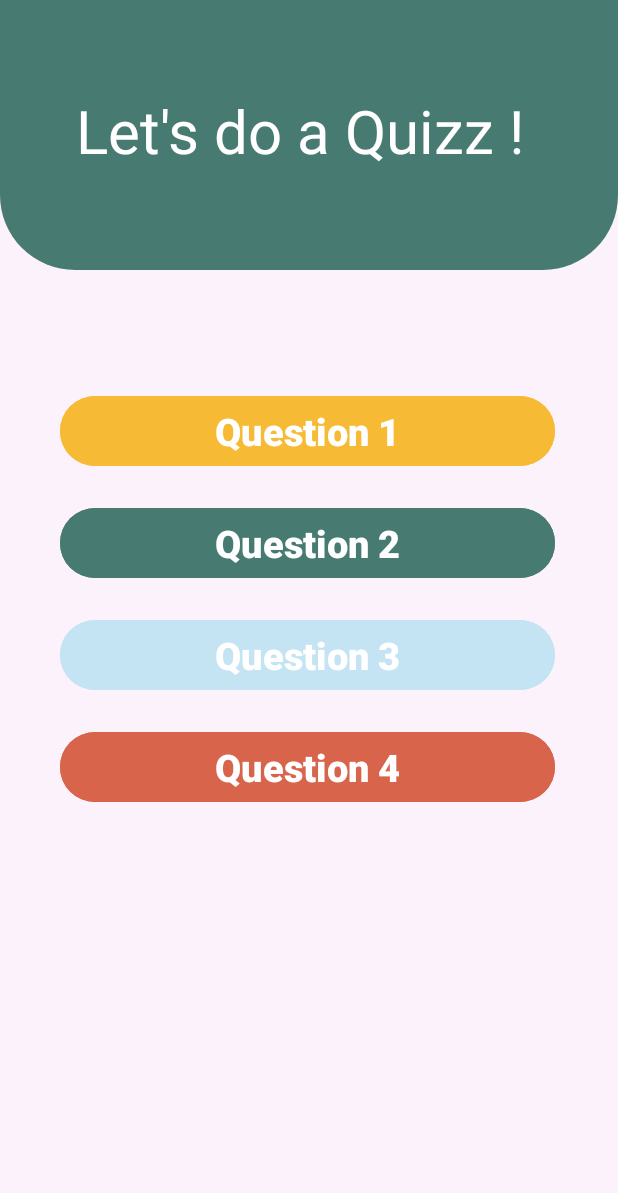
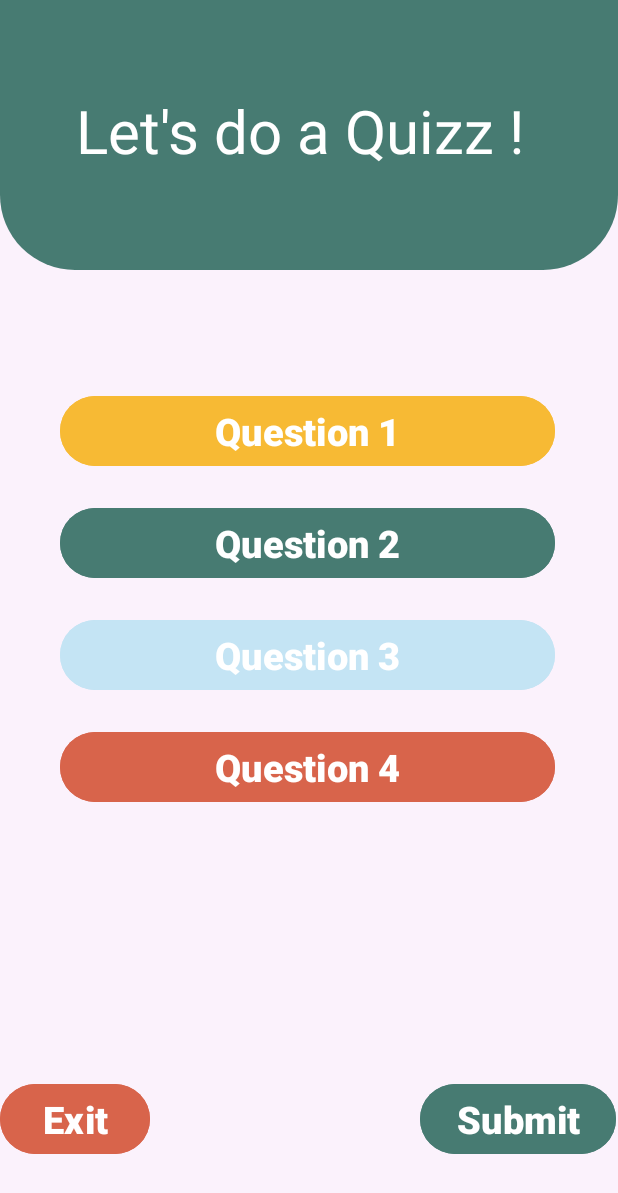
Before and after one commit to sidd5142/Vision_AR, an Android app: the MCQ screen opened directly, with no data from a screen before it, on a phone screen of 412 x 824 dp. Shown: the top 1193 px of the screen. Run offline under Robolectric (Android 15) with nearby library versions, the phone set to English and light mode, and no system bars.

Commit message:
Initial Commit

```diff
--- a/app/src/main/AndroidManifest.xml
+++ b/app/src/main/AndroidManifest.xml
@@ -20,6 +20,7 @@
         android:supportsRtl="true"
         android:theme="@style/Theme.NSUT"
         tools:targetApi="31">
+
         <activity
             android:name=".models.Carousel"
             android:exported="false" />
--- a/app/src/main/res/layout/activity_homepage.xml
+++ b/app/src/main/res/layout/activity_homepage.xml
@@ -136,7 +136,7 @@
             android:layout_height="wrap_content"
             android:text="Education"
             android:textSize="18dp"
-            android:layout_marginRight="28dp"
+            android:layout_marginRight="24dp"
             android:layout_marginLeft="25dp"
             />
         <TextView
@@ -144,14 +144,14 @@
             android:layout_height="wrap_content"
             android:text="Kidney"
             android:textSize="18dp"
-            android:layout_marginRight="38dp"
+            android:layout_marginRight="28dp"
             />
         <TextView
             android:layout_width="wrap_content"
             android:layout_height="wrap_content"
             android:text="Synthesis"
             android:textSize="18dp"
-            android:layout_marginRight="35dp"
+            android:layout_marginRight="30dp"
             />
         <TextView
             android:layout_width="wrap_content"
--- a/app/src/main/res/layout/activity_mcq.xml
+++ b/app/src/main/res/layout/activity_mcq.xml
@@ -79,4 +79,31 @@
         android:backgroundTint="#d8644b"
         />
 
+    <LinearLayout
+        android:layout_width="match_parent"
+        android:layout_height="80dp"
+        android:layout_gravity="bottom"
+        android:layout_marginTop="180dp"
+        android:orientation="horizontal">
+
+        <Button
+            android:id="@+id/exit"
+            android:layout_width="100dp"
+            android:layout_height="wrap_content"
+            android:backgroundTint="#d8644b"
+            android:text="Exit"
+            android:textSize="25dp"
+            android:textStyle="bold" />
+
+        <Button
+            android:id="@+id/submit"
+            android:layout_width="wrap_content"
+            android:layout_height="wrap_content"
+            android:backgroundTint="#477b72"
+            android:text="Submit"
+            android:layout_marginLeft="180dp"
+            android:textSize="25dp"
+            android:textStyle="bold" />
+    </LinearLayout>
+
 </LinearLayout>
--- a/app/src/main/res/values-night/themes.xml
+++ b/app/src/main/res/values-night/themes.xml
@@ -2,7 +2,7 @@
     <!-- Base application theme. -->
     <style name="Base.Theme.NSUT" parent="Theme.Material3.DayNight.NoActionBar">
         <!-- Customize your dark theme here. -->
-        <!-- <item name="colorPrimary">@color/my_dark_primary</item> -->
+        <item name="android:statusBarColor">#477b72</item>
     </style>
 
     <style name="Theme.NSUT.materialComp" parent="Theme.Material3.DayNight.NoActionBar"/>
--- a/app/src/main/res/values/themes.xml
+++ b/app/src/main/res/values/themes.xml
@@ -2,7 +2,7 @@
     <!-- Base application theme. -->
     <style name="Base.Theme.NSUT" parent="Theme.Material3.DayNight.NoActionBar">
         <!-- Customize your light theme here. -->
-        <!-- <item name="colorPrimary">@color/my_light_primary</item> -->
+        <item name="android:statusBarColor">#477b72</item>
     </style>
 
     <style name="Theme.NSUT" parent="Base.Theme.NSUT" />
```
Also changed, not shown: app/src/main/java/com/example/nsut/MCQ.kt (+115 -13 lines), app/src/main/res/layout/activity_carousel.xml (+18 -1 lines), app/src/main/res/drawable/img_8.png (deleted), app/src/main/res/drawable/img_9.png (deleted).
